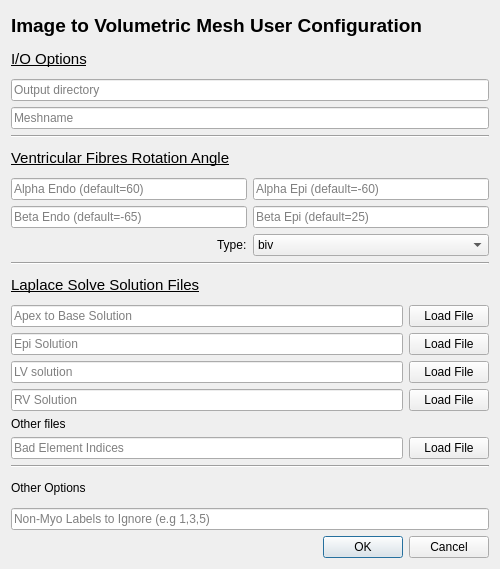
Qt form CemrgApp/Plugins/kcl.cemrgapp.fourchamber/src/internal/VentricularFibresParameter.ui (RosieBarrows/CemrgApp) before a commit.
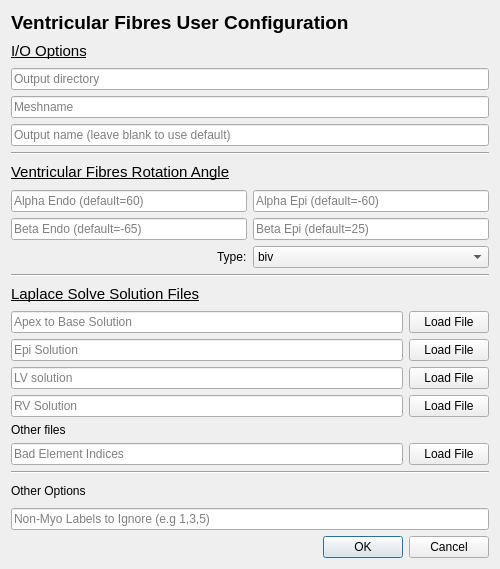
The same form after that commit.

Commit message: ventricular_fibres_start

Diff of the .ui file:
```diff
--- a/CemrgApp/Plugins/kcl.cemrgapp.fourchamber/src/internal/VentricularFibresParameter.ui
+++ b/CemrgApp/Plugins/kcl.cemrgapp.fourchamber/src/internal/VentricularFibresParameter.ui
@@ -42,7 +42,7 @@
       </font>
      </property>
      <property name="text">
-      <string>Image to Volumetric Mesh User Configuration </string>
+      <string>Ventricular Fibres User Configuration </string>
      </property>
     </widget>
    </item>
@@ -67,6 +67,13 @@
    </item>
    <item>
     <layout class="QGridLayout" name="gridLayout">
+     <item row="3" column="0">
+      <widget class="QLineEdit" name="lineEdit_mesh_name">
+       <property name="placeholderText">
+        <string>Meshname</string>
+       </property>
+      </widget>
+     </item>
      <item row="1" column="0">
       <widget class="QLineEdit" name="lineEdit_out_dir">
        <property name="readOnly">
@@ -80,10 +87,10 @@
        </property>
       </widget>
      </item>
-     <item row="2" column="0">
+     <item row="4" column="0">
       <widget class="QLineEdit" name="lineEdit_out_name">
        <property name="placeholderText">
-        <string>Meshname</string>
+        <string>Output name (leave blank to use default)</string>
        </property>
       </widget>
      </item>
```
Left out of the diff: 5 changed lines with no effect on the pictures. The commit also changes 6 other files.
